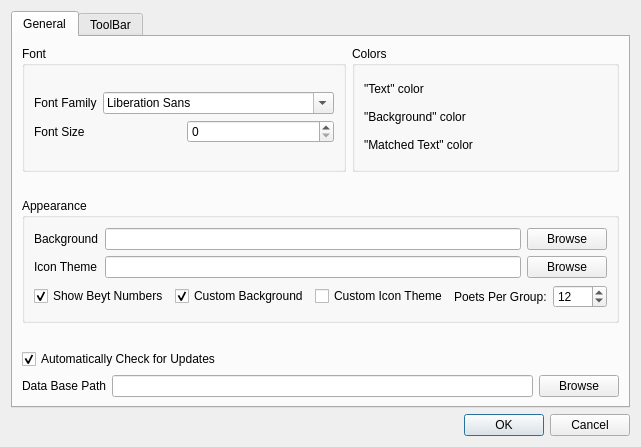
Qt form settings.ui (srazi/Saaghar) before a commit.
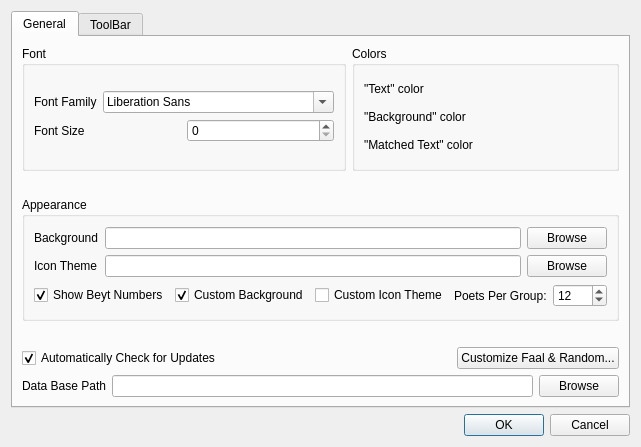
The same form after that commit. Icons and pictures are not drawn.

Commit message: New: Now, user can search more than one poet for search range. New: The search results are filterable, now. New: The behavior of Random & Faal buttons are customizable. Improved: The view of parent buttons are improved. Fixed: The 'Qt::WA_OpaquePaintEvent' attribute creates a bug in linux. The margin of 'QScrollBar' isn't repainted correctly. Fixed: The bug in calculation of height for description and poem's title was fixed. Fixed: The 'select-mask.png' was corrected.

```diff
--- a/settings.ui
+++ b/settings.ui
@@ -387,6 +387,13 @@
              </property>
             </spacer>
            </item>
+           <item>
+            <widget class="QPushButton" name="pushButtonRandomOptions">
+             <property name="text">
+              <string>Customize Faal &amp;&amp; Random...</string>
+             </property>
+            </widget>
+           </item>
           </layout>
          </item>
          <item>
```
The commit also changes 25 other files.
